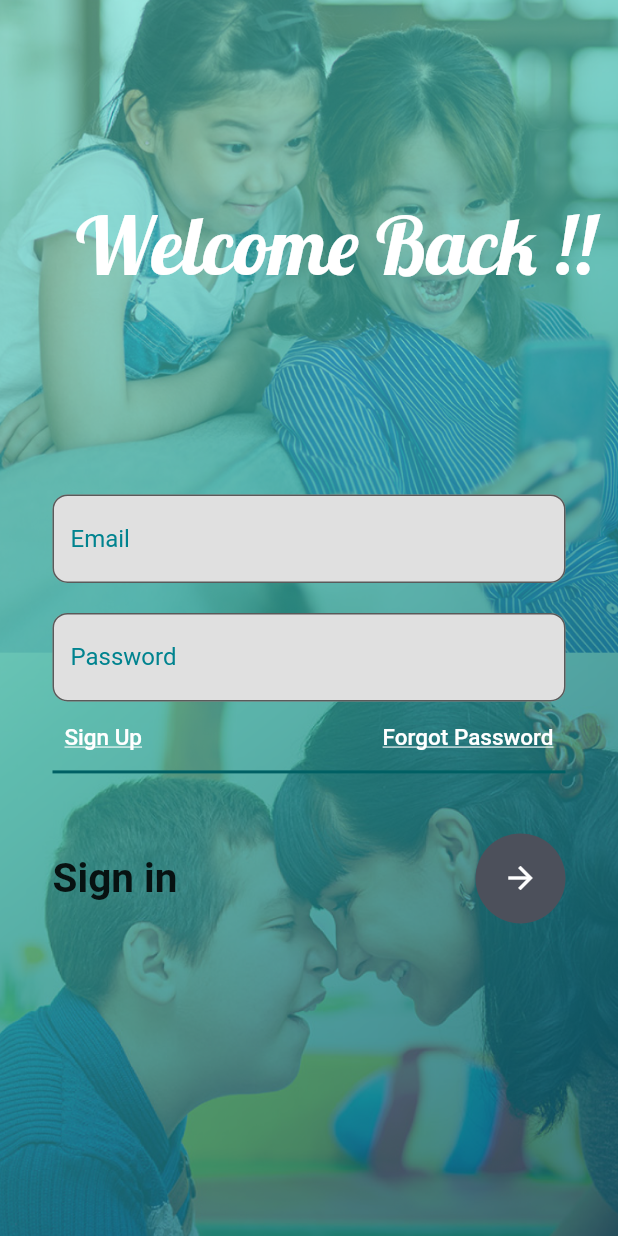
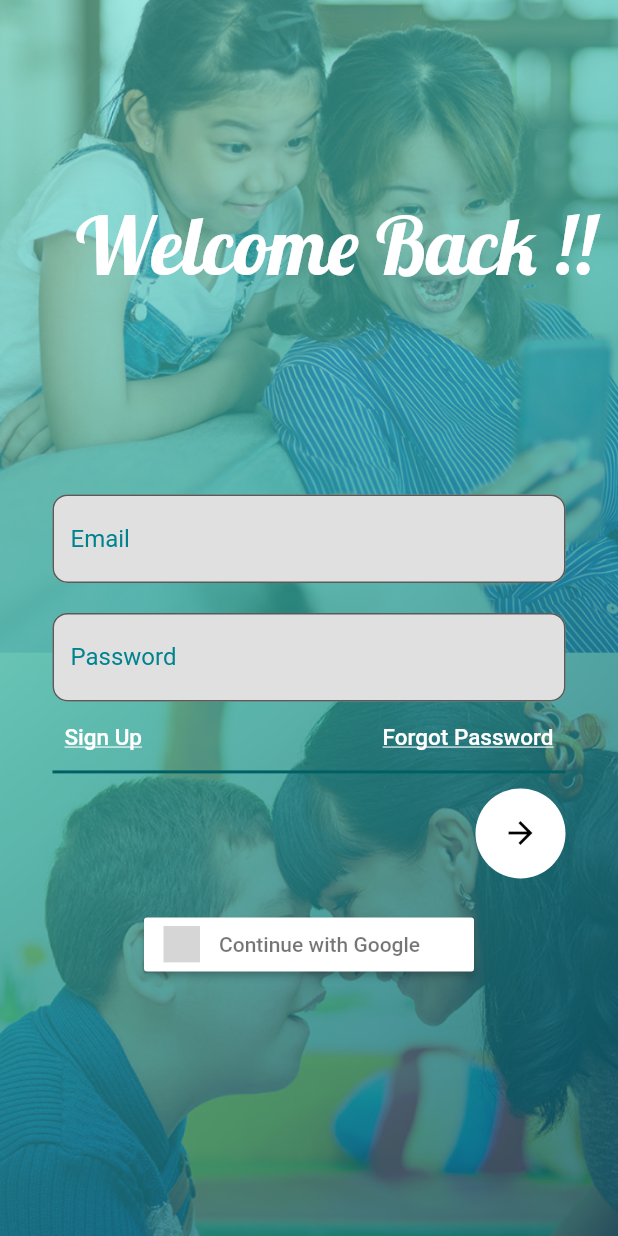
Before and after one commit to aryansolanki/autobuddy_asd_app, a Flutter app: the sign_in screen opened by its route, on a phone screen of 412 x 824 dp. Run offline on Flutter 3.47's test engine with Material 2 defaults, Android fonts, the light colour scheme and no system bars; our stand-ins replace flutter_signin_button, flutter_spinkit; grey boxes are pictures that could not be loaded.

Commit message:
sign_in (login) page ready, gif added on loading screen

```diff
--- a/autobuddy_asd/autobuddy_asd_app/lib/auth/wrapper.dart
+++ b/autobuddy_asd/autobuddy_asd_app/lib/auth/wrapper.dart
@@ -17,14 +17,14 @@ class _wrapperState extends State<wrapper> {
           Text('wrapper page'),
           RaisedButton(
             onPressed: () {},
-            child: Text("Dashboard"),
+            child: Text("if logged in ==>Dashboard"),
           ),
           RaisedButton(
             onPressed: () {
               Navigator.of(context).pushNamed("/option2");
             },
-            child: Text("sign in/sign up page"),
-          )
+            child: Text("if not logged in==>login/sign up"),
+          ),
         ],
       ),
       //this page will not be visible when ready just it will work in background
--- a/autobuddy_asd/autobuddy_asd_app/lib/main.dart
+++ b/autobuddy_asd/autobuddy_asd_app/lib/main.dart
@@ -32,7 +32,7 @@ class MyApp extends StatelessWidget {
         debugShowCheckedModeBanner:
             false, // to remove debug strip from right side up corner
 
-        // home: option(),
+        //home: loading(),
         routes: {
           '/': (context) => loading(),
           '/option': (context) => option(),
--- a/autobuddy_asd/autobuddy_asd_app/lib/screen/option2.dart
+++ b/autobuddy_asd/autobuddy_asd_app/lib/screen/option2.dart
@@ -36,7 +36,7 @@ class _option2State extends State<option2> {
                   child: Container(
                     padding: EdgeInsets.all(10.0),
                     child: Text(
-                      'Sign In',
+                      'Login',
                       style: TextStyle(
                         fontSize: 30.0,
                         fontFamily: text1,
--- a/autobuddy_asd/autobuddy_asd_app/lib/screen/sign_in.dart
+++ b/autobuddy_asd/autobuddy_asd_app/lib/screen/sign_in.dart
@@ -2,6 +2,9 @@ import 'package:flutter/material.dart';
 
 import 'package:autobuddy_asd_app/text.dart';
 import 'package:autobuddy_asd_app/colour.dart';
+
+//for basic sign in button
+import 'package:flutter_signin_button/flutter_signin_button.dart';
 
 //NOTE:- in this page first container present for background pic
 //on that scaffold with all widget tree.
@@ -98,7 +101,7 @@ class _sign_inState extends State<sign_in> {
                                   borderRadius: BorderRadius.circular(10),
                                 )),
                           ),
-
+                          //sign up and forgot password row
                           Row(
                             mainAxisAlignment: MainAxisAlignment.spaceBetween,
                             children: [
@@ -128,36 +131,46 @@ class _sign_inState extends State<sign_in> {
                                   )),
                             ],
                           ),
+
                           Divider(
                             color: Colors.cyan[900],
                             height: 0,
                             thickness: 2,
                           ),
-                          //Google sign in
-//----------------------------------------XXXXXXXXXXXXXXXXXXXXXXXXXX------------------
+
                           SizedBox(
-                            height: 40,
+                            height: 10,
                           ),
+
+                          //circular arrow
                           Row(
-                            mainAxisAlignment: MainAxisAlignment.spaceBetween,
+                            mainAxisAlignment: MainAxisAlignment.end,
                             children: [
-                              Text(
-                                'Sign in',
-                                style: TextStyle(
-                                    fontSize: 27, fontWeight: FontWeight.w700),
-                              ),
                               CircleAvatar(
                                 radius: 30,
-                                backgroundColor: Color(0xff4c505b),
+                                backgroundColor: Colors.white,
                                 child: IconButton(
-                                    color: Colors.white,
-                                    onPressed: () {},
+                                    color: Colors.black,
+                                    onPressed:
+                                        () {}, //--------------------->enter routing for auth with email and password here
                                     icon: Icon(
                                       Icons.arrow_forward,
                                     )),
                               )
                             ],
-                          )
+                          ),
+
+                          SizedBox(
+                            height: 20,
+                          ),
+
+                          //Google sign in
+                          SignInButton(
+                            Buttons.Google,
+                            text: "Continue with Google",
+                            onPressed:
+                                () {}, //--------------------->enter google auth routing here
+                          ),
                         ],
                       ),
                     )
--- a/autobuddy_asd/autobuddy_asd_app/pubspec.yaml
+++ b/autobuddy_asd/autobuddy_asd_app/pubspec.yaml
@@ -30,6 +30,7 @@ dependencies:
   flutter:
     sdk: flutter
   flutter_spinkit: ^5.1.0
+  flutter_signin_button: ^2.0.0
 
 
   # The following adds the Cupertino Icons font to your application.
```
Also changed, not shown: autobuddy_asd/autobuddy_asd_app/lib/screen/loading.dart (+7 -6 lines), autobuddy_asd/autobuddy_asd_app/assets/google_icon.png (deleted), autobuddy_asd/autobuddy_asd_app/assets/logo_loading.gif (added), autobuddy_asd/autobuddy_asd_app/pubspec.lock.
